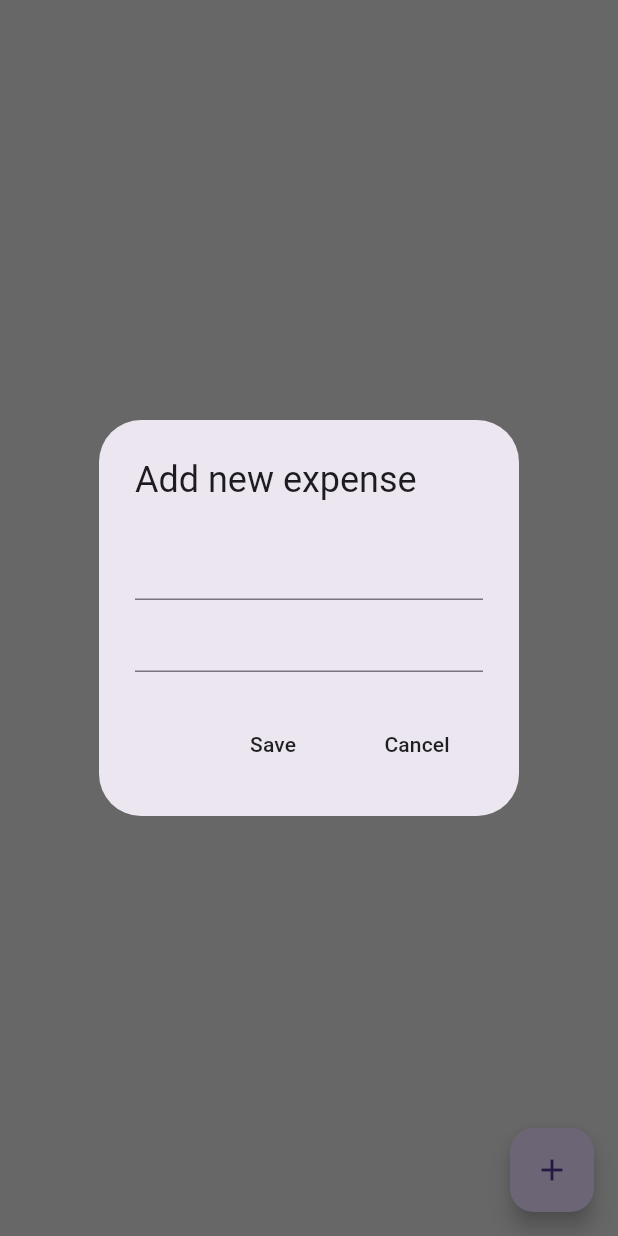
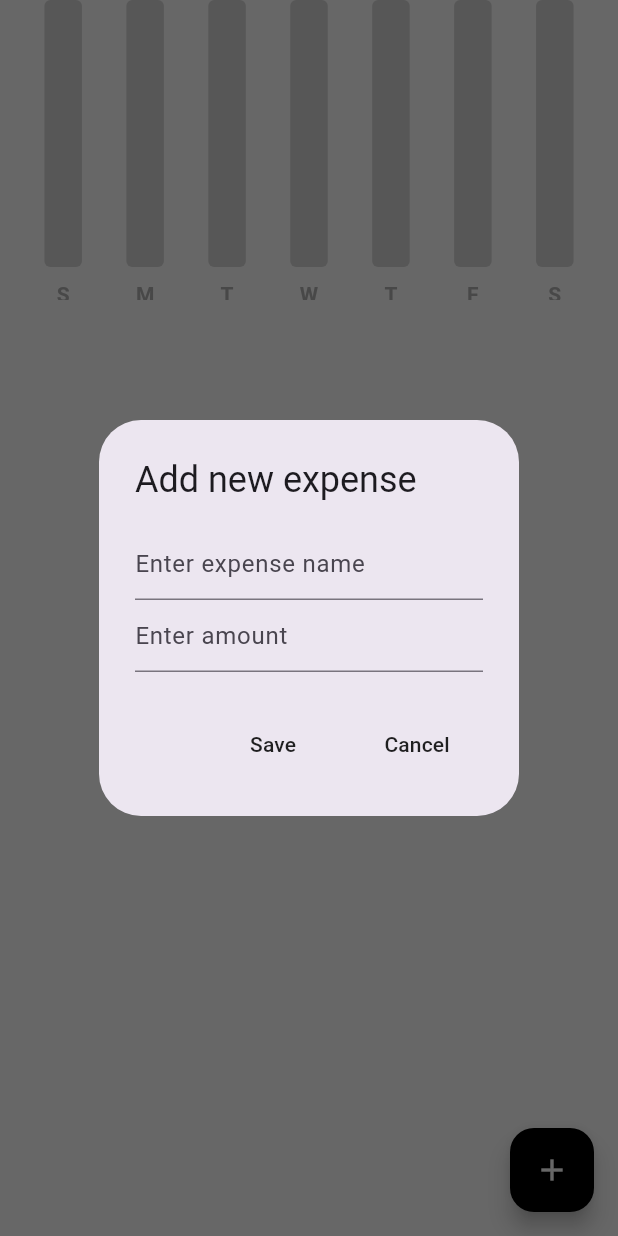
Before and after one commit to harshthakur3/flutter_expense_tracker, a Flutter app: the screen it shows after launch, after a tap on the "add" icon, on a phone screen of 412 x 824 dp. Run offline on Flutter 3.47's test engine with Material 3 defaults, Android fonts, the phone set to English and light mode, and no system bars; drawn by our look-alikes of fl_chart.

Commit message:
add bar graph

```diff
--- /dev/null
+++ b/lib/bar_graph/bar_data.dart
@@ -0,0 +1,49 @@
+import 'package:expence_tracker/bar_graph/individual_bar.dart';
+
+class BarData {
+  final double sunAmount;
+  final double monAmount;
+  final double tueAmount;
+  final double wedAmount;
+  final double thurAmount;
+  final double friAmount;
+  final double satAmount;
+
+  BarData({
+    required this.sunAmount,
+    required this.monAmount,
+    required this.tueAmount,
+    required this.wedAmount,
+    required this.thurAmount,
+    required this.friAmount,
+    required this.satAmount,
+  });
+
+  List<IndividualBar> barData = [];
+
+  // initialize bar data
+  void initializeBarData() {
+    barData = [
+      // sun
+      IndividualBar(x: 0, y: sunAmount),
+
+      // mon
+      IndividualBar(x: 1, y: monAmount),
+
+      // tue
+      IndividualBar(x: 2, y: tueAmount),
+
+      // wed
+      IndividualBar(x: 3, y: wedAmount),
+
+      // thur
+      IndividualBar(x: 4, y: thurAmount),
+
+      // fri
+      IndividualBar(x: 5, y: friAmount),
+
+      // sat
+      IndividualBar(x: 6, y: satAmount),
+    ];
+  }
+}
--- /dev/null
+++ b/lib/bar_graph/bar_graph.dart
@@ -0,0 +1,124 @@
+import 'package:expence_tracker/bar_graph/bar_data.dart';
+import 'package:fl_chart/fl_chart.dart';
+import 'package:flutter/material.dart';
+
+class MyBarGraph extends StatelessWidget {
+  final double? maxY;
+  final double sunAmount;
+  final double monAmount;
+  final double tueAmount;
+  final double wedAmount;
+  final double thurAmount;
+  final double friAmount;
+  final double satAmount;
+
+  const MyBarGraph({
+    super.key,
+    required this.maxY,
+    required this.sunAmount,
+    required this.monAmount,
+    required this.tueAmount,
+    required this.wedAmount,
+    required this.thurAmount,
+    required this.friAmount,
+    required this.satAmount,
+  });
+
+  @override
+  Widget build(BuildContext context) {
+    // initialize the bar data
+    BarData myBarData = BarData(
+      sunAmount: sunAmount,
+      monAmount: monAmount,
+      tueAmount: tueAmount,
+      wedAmount: wedAmount,
+      thurAmount: thurAmount,
+      friAmount: friAmount,
+      satAmount: satAmount,
+    );
+    myBarData.initializeBarData();
+
+    return BarChart(BarChartData(
+      maxY: maxY,
+      minY: 0,
+      titlesData: FlTitlesData(
+        show: true,
+        topTitles: AxisTitles(sideTitles: SideTitles(showTitles: false)),
+        leftTitles: AxisTitles(sideTitles: SideTitles(showTitles: false)),
+        rightTitles: AxisTitles(sideTitles: SideTitles(showTitles: false)),
+        bottomTitles: AxisTitles(
+          sideTitles: SideTitles(
+            showTitles: true,
+            getTitlesWidget: getBottomTitles,
+          )
+        )
+      ),
+      gridData: FlGridData(show: false),
+      borderData: FlBorderData(show: false),
+      barGroups: myBarData.barData
+          .map(
+            (data) => BarChartGroupData(
+              x: data.x,
+              barRods: [
+                BarChartRodData(
+                  toY: data.y,
+                  color: Colors.grey[800],
+                  width: 25,
+                  borderRadius: BorderRadius.circular(4),
+                  backDrawRodData: BackgroundBarChartRodData(
+                    show: true,
+                    toY: maxY,
+                    color: Colors.grey[400],
+                  ), // BackgroundBarChartRodData
+
+                ), // BarChartRodData
+              ], // BarChartRodData
+            ), // BarChartGroupData
+          )
+          .toList(), // BarChartData
+    )); // BarChart
+  }
+}
+
+
+Widget getBottomTitles(double value, TitleMeta meta) {
+  const style = TextStyle(
+    color: Colors.grey,
+    fontWeight: FontWeight.bold,
+    fontSize: 14,
+  );
+
+  Widget text;
+
+  switch (value.toInt()) {
+    case 0:
+      text = const Text('S', style: style);
+      break;
+    case 1:
+      text = const Text('M', style: style);
+      break;
+    case 2:
+      text = const Text('T', style: style);
+      break;
+    case 3:
+      text = const Text('W', style: style);
+      break;
+    case 4:
+      text = const Text('T', style: style);
+      break;
+    case 5:
+      text = const Text('F', style: style);
+      break;
+    case 6:
+      text = const Text('S', style: style);
+      break;
+    default:
+      text = const Text('', style: style);
+      break;
+  }
+
+  return SideTitleWidget(
+    axisSide: meta.axisSide,
+    child: text,
+  );
+}
--- /dev/null
+++ b/lib/bar_graph/individual_bar.dart
@@ -0,0 +1,10 @@
+class IndividualBar {
+  final int x; // position on the x-axis
+  final double y; // amount  on the y-axis
+
+
+  IndividualBar({
+    required this.x,
+    required this.y,
+  });
+}
--- /dev/null
+++ b/lib/components/expense_summary.dart
@@ -0,0 +1,58 @@
+import 'package:expence_tracker/bar_graph/bar_graph.dart';
+import 'package:expence_tracker/data/expense_data.dart';
+import 'package:expence_tracker/datetine/date_time_helper.dart';
+import 'package:flutter/material.dart';
+import 'package:provider/provider.dart';
+
+class ExpenseSummary extends StatelessWidget {
+  final DateTime startOfWeek;
+
+  const ExpenseSummary({
+    super.key,
+    required this.startOfWeek,
+  });
+
+  @override
+  Widget build(BuildContext context) {
+    // get yyyymmdd for each day of this week
+    String sunday = convertDateTimeToString(startOfWeek.add(const Duration(days: 0)));
+    String monday = convertDateTimeToString(startOfWeek.add(const Duration(days: 1)));
+    String tuesday = convertDateTimeToString(startOfWeek.add(const Duration(days: 2)));
+    String wednesday = convertDateTimeToString(startOfWeek.add(const Duration(days: 3)));
+    String thursday = convertDateTimeToString(startOfWeek.add(const Duration(days: 4)));
+    String friday = convertDateTimeToString(startOfWeek.add(const Duration(days: 5)));
+    String saturday = convertDateTimeToString(startOfWeek.add(const Duration(days: 6)));
+
+    return Consumer<ExpenseData>(
+      builder: (context, value, child) {
+        final sun = value.calculateDailyExpenseSummary()[sunday] ?? 0;
+        final mon = value.calculateDailyExpenseSummary()[monday] ?? 0;
+        final tue = value.calculateDailyExpenseSummary()[tuesday] ?? 0;
+        final wed = value.calculateDailyExpenseSummary()[wednesday] ?? 0;
+        final thur = value.calculateDailyExpenseSummary()[thursday] ?? 0;
+        final fri = value.calculateDailyExpenseSummary()[friday] ?? 0;
+        final sat = value.calculateDailyExpenseSummary()[saturday] ?? 0;
+
+        // Calculate maxY dynamically
+        double maxY = [sun, mon, tue, wed, thur, fri, sat].reduce((a, b) => a > b ? a : b);
+
+        // Optionally fallback to 100 if all values are 0
+        if (maxY == 0) maxY = 100;
+
+        return SizedBox(
+          height: 200,
+          child: MyBarGraph(
+            maxY: maxY,
+            sunAmount: sun,
+            monAmount: mon,
+            tueAmount: tue,
+            wedAmount: wed,
+            thurAmount: thur,
+            friAmount: fri,
+            satAmount: sat,
+          ),
+        );
+      },
+    );
+  }
+}
--- a/lib/pages/home_page.dart
+++ b/lib/pages/home_page.dart
@@ -1,3 +1,4 @@
+import 'package:expence_tracker/components/expense_summary.dart';
 import 'package:expence_tracker/components/expense_tile.dart';
 import 'package:expence_tracker/data/expense_data.dart';
 import 'package:expence_tracker/models/expense_item.dart';
@@ -27,13 +28,21 @@ class _HomePageState extends State<HomePage> {
             // expense name
             TextField(
               controller: newExpenseNameController,
-            ), // TextField
+              decoration: InputDecoration(
+                hintText: 'Enter expense name',
+              ),
+            ),
 
             // expense amount
             TextField(
               controller: newExpenseAmountController,
-            ), // TextField
+              keyboardType: TextInputType.number,
+              decoration: InputDecoration(
+                hintText: 'Enter amount',
+              ),
+            ),
           ],
+
         ), // Column
         actions: [
           // save button
@@ -86,10 +95,18 @@ class _HomePageState extends State<HomePage> {
         backgroundColor: Colors.grey[300],
         floatingActionButton: FloatingActionButton(
           onPressed: addNewExpense,
-          child: Icon(Icons.add),
+          backgroundColor: Colors.black,
+          foregroundColor: Colors.grey[300],
+          child: const Icon(Icons.add),
         ), // FloatingActionButton
         body: ListView(children: [
           // weekly summary
+          ExpenseSummary(startOfWeek: value.startOfWeekDate()),
+
+
+          const SizedBox(height: 20), // spacing
+
+
 
           // expense list
           ListView.builder(
--- a/pubspec.yaml
+++ b/pubspec.yaml
@@ -35,6 +35,7 @@ dependencies:
   # Use with the CupertinoIcons class for iOS style icons.
   cupertino_icons: ^1.0.8
   provider:
+  fl_chart: ^0.65.0
 
 dev_dependencies:
   flutter_test:
```
Also changed, not shown: pubspec.lock.
